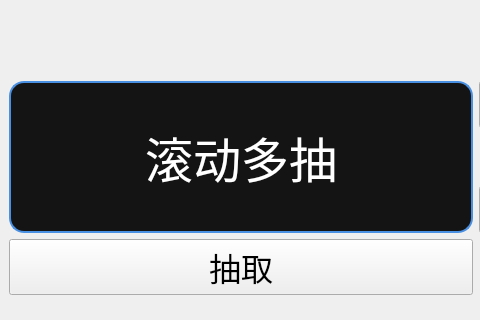
This is ui/WidgetScrollMulti.ui in HQZ-OhNone/randname as Qt 5 draws it before an edit; both pictures show x 82 to 562 and y 83 to 403 of the 732 by 542 pixel window. The edited form follows.
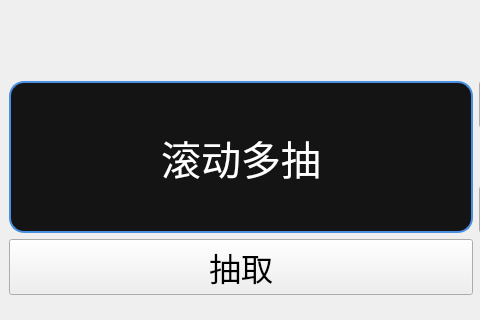
This is the edited form.

```diff
--- a/ui/WidgetScrollMulti.ui
+++ b/ui/WidgetScrollMulti.ui
@@ -118,8 +118,8 @@
      </property>
      <property name="font">
       <font>
-       <family>文泉驿等宽微米黑</family>
-       <pointsize>36</pointsize>
+       <family>文泉驛微米黑</family>
+       <pointsize>30</pointsize>
       </font>
      </property>
      <property name="styleSheet">
```
